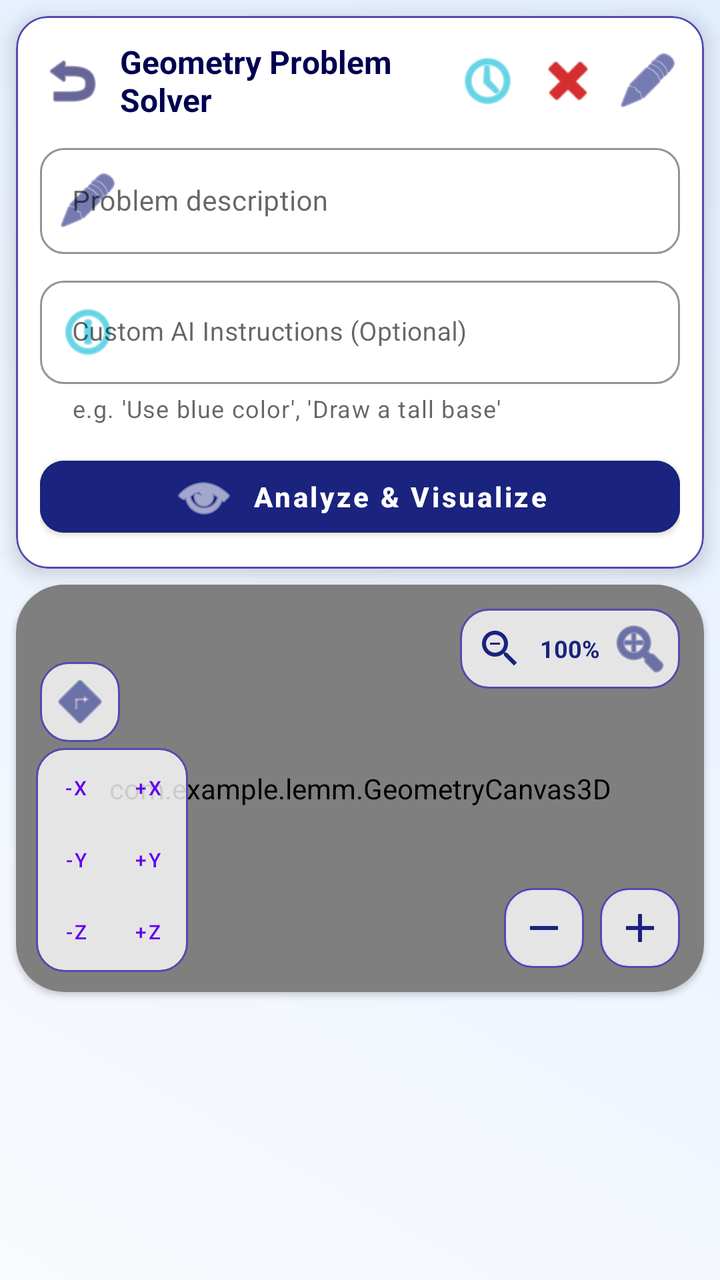
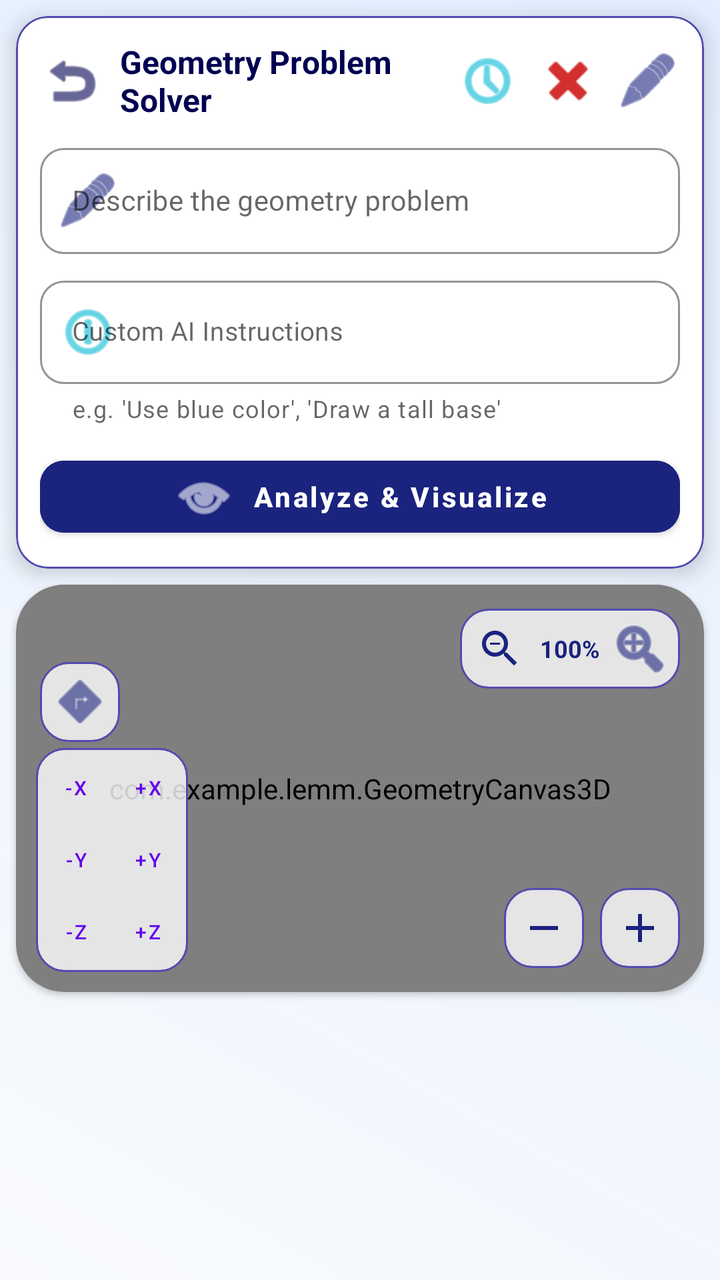

Before-and-after screenshots of an Android layout around one commit, followed by the original layout XML and the change that was made.
<!-- AndroidManifest.xml: application theme Theme.MaterialComponents.DayNight.NoActionBar -->
<!-- res/layout/activity_geometry_input.xml -->
<?xml version="1.0" encoding="utf-8"?>
<androidx.constraintlayout.widget.ConstraintLayout xmlns:android="http://schemas.android.com/apk/res/android"
    xmlns:app="http://schemas.android.com/apk/res-auto"
    xmlns:tools="http://schemas.android.com/tools"
    android:layout_width="match_parent"
    android:layout_height="match_parent"
    android:background="@drawable/gradient_bg">

    <com.google.android.material.card.MaterialCardView
        android:id="@+id/headerCard"
        android:layout_width="match_parent"
        android:layout_height="wrap_content"
        android:layout_margin="8dp"
        app:cardCornerRadius="16dp"
        app:cardElevation="6dp"
        app:strokeColor="@color/primary_light"
        app:strokeWidth="1dp"
        app:layout_constraintTop_toTopOf="parent">

        <LinearLayout
            android:layout_width="match_parent"
            android:layout_height="wrap_content"
            android:orientation="vertical"
            android:padding="12dp"
            android:background="@color/surface_white">

            <LinearLayout
                android:layout_width="match_parent"
                android:layout_height="wrap_content"
                android:orientation="horizontal"
                android:gravity="center_vertical">

                <ImageButton
                    android:id="@+id/btnBack"
                    android:layout_width="32dp"
                    android:layout_height="32dp"
                    android:layout_marginEnd="8dp"
                    android:background="?attr/selectableItemBackgroundBorderless"
                    android:src="@android:drawable/ic_menu_revert"
                    app:tint="@color/primary_dark" />

                <TextView
                    android:layout_width="0dp"
                    android:layout_height="wrap_content"
                    android:layout_weight="1"
                    android:text="Geometry Problem Solver"
                    android:textStyle="bold"
                    android:textColor="@color/primary_dark"
                    android:textSize="16sp" />

                <ImageButton
                    android:id="@+id/btnHistory"
                    android:layout_width="32dp"
                    android:layout_height="32dp"
                    android:layout_marginEnd="8dp"
                    android:background="?attr/selectableItemBackgroundBorderless"
                    android:src="@android:drawable/ic_menu_recent_history"
                    app:tint="@color/secondary" />

                <ImageButton
                    android:id="@+id/btnStopAI"
                    android:layout_width="32dp"
                    android:layout_height="32dp"
                    android:layout_marginEnd="8dp"
                    android:background="?attr/selectableItemBackgroundBorderless"
                    android:src="@android:drawable/ic_delete"
                    app:tint="@color/error_red" />

                <ImageButton
                    android:id="@+id/btnToggleInput"
                    android:layout_width="32dp"
                    android:layout_height="32dp"
                    android:background="?attr/selectableItemBackgroundBorderless"
                    android:src="@android:drawable/ic_menu_edit"
                    app:tint="@color/primary" />
            </LinearLayout>

            <LinearLayout
                android:id="@+id/inputExpandableArea"
                android:layout_width="match_parent"
                android:layout_height="wrap_content"
                android:orientation="vertical"
                android:visibility="visible"
                android:paddingTop="8dp">

                <com.google.android.material.textfield.TextInputLayout
                    android:id="@+id/tlDescription"
                    style="@style/Widget.MaterialComponents.TextInputLayout.OutlinedBox"
                    android:layout_width="match_parent"
                    android:layout_height="wrap_content"
                    android:hint="Problem description"
                    app:startIconDrawable="@android:drawable/ic_menu_edit"
                    app:startIconTint="@color/primary"
                    app:boxCornerRadiusBottomEnd="12dp"
                    app:boxCornerRadiusBottomStart="12dp"
                    app:boxCornerRadiusTopEnd="12dp"
                    app:boxCornerRadiusTopStart="12dp"
                    app:boxStrokeColor="@color/primary">

                    <com.google.android.material.textfield.TextInputEditText
                        android:id="@+id/etDescription"
                        android:layout_width="match_parent"
                        android:layout_height="wrap_content"
                        android:inputType="textMultiLine"
                        android:minLines="1"
                        android:maxLines="3"
                        android:textColor="@color/text_main"
                        android:textSize="14sp" />
                </com.google.android.material.textfield.TextInputLayout>

                <com.google.android.material.textfield.TextInputLayout
                    android:id="@+id/tlExtraCommands"
                    style="@style/Widget.MaterialComponents.TextInputLayout.OutlinedBox"
                    android:layout_width="match_parent"
                    android:layout_height="wrap_content"
                    android:layout_marginTop="8dp"
                    android:hint="Custom AI Instructions (Optional)"
                    app:startIconDrawable="@android:drawable/ic_menu_info_details"
                    app:startIconTint="@color/secondary"
                    app:endIconMode="clear_text"
                    app:endIconTint="@color/secondary"
                    app:boxCornerRadiusBottomEnd="12dp"
                    app:boxCornerRadiusBottomStart="12dp"
                    app:boxCornerRadiusTopEnd="12dp"
                    app:boxCornerRadiusTopStart="12dp"
                    app:boxStrokeColor="@color/secondary"
                    app:helperText="e.g. 'Use blue color', 'Draw a tall base'"
                    app:helperTextEnabled="true">

                    <com.google.android.material.textfield.TextInputEditText
                        android:id="@+id/etExtraCommands"
                        android:layout_width="match_parent"
                        android:layout_height="wrap_content"
                        android:inputType="textMultiLine"
                        android:minLines="1"
                        android:maxLines="2"
                        android:textColor="@color/text_main"
                        android:textSize="13sp" />
                </com.google.android.material.textfield.TextInputLayout>

                <Button
                    android:id="@+id/btnSolveProblem"
                    android:layout_width="match_parent"
                    android:layout_height="48dp"
                    android:layout_marginTop="12dp"
                    android:backgroundTint="@color/primary"
                    android:text="Analyze &amp; Visualize"
                    android:textAllCaps="false"
                    android:textColor="@color/white"
                    android:textSize="14sp"
                    android:textStyle="bold"
                    app:cornerRadius="12dp"
                    app:icon="@android:drawable/ic_menu_view"
                    app:iconGravity="textStart" />
            </LinearLayout>

            <ProgressBar
                android:id="@+id/progressBar"
                style="?android:attr/progressBarStyleHorizontal"
                android:layout_width="match_parent"
                android:layout_height="wrap_content"
                android:layout_marginTop="4dp"
                android:indeterminate="true"
                android:visibility="gone" />
        </LinearLayout>
    </com.google.android.material.card.MaterialCardView>

    <com.google.android.material.card.MaterialCardView
        android:id="@+id/canvasCard"
        android:layout_width="0dp"
        android:layout_height="0dp"
        android:layout_margin="8dp"
        app:cardCornerRadius="24dp"
        app:cardElevation="2dp"
        app:layout_constraintBottom_toTopOf="@+id/resultSection"
        app:layout_constraintEnd_toEndOf="parent"
        app:layout_constraintStart_toStartOf="parent"
        app:layout_constraintTop_toBottomOf="@id/headerCard"
        app:layout_constraintVertical_weight="0.6">

        <FrameLayout
            android:id="@+id/canvasContainer"
            android:layout_width="match_parent"
            android:layout_height="match_parent"
            android:background="#FFFFFF">

            <com.example.lemm.GeometryCanvas3D
                android:id="@+id/geometryCanvas3D"
                android:layout_width="match_parent"
                android:layout_height="match_parent"
                android:visibility="visible" />

            <LinearLayout
                android:layout_width="wrap_content"
                android:layout_height="wrap_content"
                android:layout_gravity="bottom|start"
                android:layout_marginStart="12dp"
                android:layout_marginBottom="125dp"
                android:background="@drawable/floating_controls_bg"
                android:padding="4dp">

                <ImageButton
                    android:id="@+id/btnToggleMoveRotate"
                    android:layout_width="32dp"
                    android:layout_height="32dp"
                    android:background="?attr/selectableItemBackgroundBorderless"
                    android:src="@android:drawable/ic_menu_directions"
                    android:tooltipText="Toggle Move/Rotate"
                    app:tint="@color/primary" />
            </LinearLayout>

            <LinearLayout
                android:layout_width="wrap_content"
                android:layout_height="wrap_content"
                android:layout_gravity="top|end"
                android:layout_margin="12dp"
                android:background="@drawable/floating_controls_bg"
                android:orientation="horizontal"
                android:padding="4dp"
                android:gravity="center_vertical">

                <ImageButton
                    android:id="@+id/btnZoomOut"
                    android:layout_width="32dp"
                    android:layout_height="32dp"
                    android:background="?attr/selectableItemBackgroundBorderless"
                    android:src="@drawable/ic_zoom_out_custom"
                    app:tint="@color/primary" />

                <TextView
                    android:id="@+id/tvZoomPercent"
                    android:layout_width="wrap_content"
                    android:layout_height="wrap_content"
                    android:layout_gravity="center"
                    android:paddingHorizontal="4dp"
                    android:text="100%"
                    android:textColor="@color/primary"
                    android:textSize="12sp"
                    android:textStyle="bold" />

                <ImageButton
                    android:id="@+id/btnZoomIn"
                    android:layout_width="32dp"
                    android:layout_height="32dp"
                    android:background="?attr/selectableItemBackgroundBorderless"
                    android:src="@android:drawable/ic_menu_zoom"
                    app:tint="@color/primary" />
            </LinearLayout>

            <LinearLayout
                android:id="@+id/rotationControls"
                android:layout_width="wrap_content"
                android:layout_height="wrap_content"
                android:layout_gravity="bottom|start"
                android:layout_margin="10dp"
                android:background="@drawable/floating_controls_bg"
                android:orientation="vertical"
                android:padding="2dp">

                <LinearLayout android:layout_width="wrap_content" android:layout_height="wrap_content">
                    <Button android:id="@+id/btnRotXMinus" style="@style/Widget.MaterialComponents.Button.TextButton" android:layout_width="36dp" android:layout_height="36dp" android:text="-X" android:textSize="10sp" />
                    <Button android:id="@+id/btnRotXPlus" style="@style/Widget.MaterialComponents.Button.TextButton" android:layout_width="36dp" android:layout_height="36dp" android:text="+X" android:textSize="10sp" />
                </LinearLayout>
                <LinearLayout android:layout_width="wrap_content" android:layout_height="wrap_content">
                    <Button android:id="@+id/btnRotYMinus" style="@style/Widget.MaterialComponents.Button.TextButton" android:layout_width="36dp" android:layout_height="36dp" android:text="-Y" android:textSize="10sp" />
                    <Button android:id="@+id/btnRotYPlus" style="@style/Widget.MaterialComponents.Button.TextButton" android:layout_width="36dp" android:layout_height="36dp" android:text="+Y" android:textSize="10sp" />
                </LinearLayout>
                <LinearLayout android:layout_width="wrap_content" android:layout_height="wrap_content">
                    <Button android:id="@+id/btnRotZMinus" style="@style/Widget.MaterialComponents.Button.TextButton" android:layout_width="36dp" android:layout_height="36dp" android:text="-Z" android:textSize="10sp" />
                    <Button android:id="@+id/btnRotZPlus" style="@style/Widget.MaterialComponents.Button.TextButton" android:layout_width="36dp" android:layout_height="36dp" android:text="+Z" android:textSize="10sp" />
                </LinearLayout>
            </LinearLayout>

            <LinearLayout
                android:layout_width="wrap_content"
                android:layout_height="wrap_content"
                android:layout_gravity="bottom|end"
                android:layout_margin="12dp">
                <ImageButton android:id="@+id/btnMinimizeCanvas" android:layout_width="40dp" android:layout_height="40dp" android:layout_marginEnd="8dp" android:background="@drawable/floating_controls_bg" android:src="@drawable/ic_minus" app:tint="@color/primary" />
                <ImageButton android:id="@+id/btnMaximizeCanvas" android:layout_width="40dp" android:layout_height="40dp" android:background="@drawable/floating_controls_bg" android:src="@drawable/ic_plus" app:tint="@color/primary" />
            </LinearLayout>

        </FrameLayout>
    </com.google.android.material.card.MaterialCardView>

    <LinearLayout
        android:id="@+id/resultSection"
        android:layout_width="0dp"
        android:layout_height="0dp"
        android:orientation="vertical"
        app:layout_constraintBottom_toBottomOf="parent"
        app:layout_constraintEnd_toEndOf="parent"
        app:layout_constraintStart_toStartOf="parent"
        app:layout_constraintTop_toBottomOf="@id/canvasCard"
        app:layout_constraintVertical_weight="0.4">

        
        <LinearLayout
            android:id="@+id/solutionControls"
            android:layout_width="match_parent"
            android:layout_height="wrap_content"
            android:padding="8dp"
            android:orientation="horizontal"
            android:visibility="gone">

            <com.google.android.material.button.MaterialButton
                android:id="@+id/btnDontSave"
                style="@style/Widget.Material3.Button.OutlinedButton"
                android:layout_width="0dp"
                android:layout_height="wrap_content"
                android:layout_weight="1"
                android:text="Don't Save"
                app:strokeColor="#C62828"
                android:textColor="#C62828"/>

            <com.google.android.material.button.MaterialButton
                android:id="@+id/btnSaveSolution"
                android:layout_width="0dp"
                android:layout_height="wrap_content"
                android:layout_weight="1"
                android:layout_marginStart="8dp"
                android:text="Save Solution"
                app:backgroundTint="#27AE60" />
        </LinearLayout>

        <ScrollView
            android:id="@+id/resultScrollView"
            android:layout_width="match_parent"
            android:layout_height="match_parent">
            <LinearLayout
                android:id="@+id/stepsContainer"
                android:layout_width="match_parent"
                android:layout_height="wrap_content"
                android:orientation="vertical"
                android:padding="8dp" />
        </ScrollView>
    </LinearLayout>

</androidx.constraintlayout.widget.ConstraintLayout>
<!-- resources referenced by this layout -->
<resources>
  <color name="error_red">#D32F2F</color>
  <color name="primary">#1A237E</color>
  <color name="primary_dark">#000051</color>
  <color name="primary_light">#534BAE</color>
  <color name="secondary">#00B8D4</color>
  <color name="surface_white">#FFFFFF</color>
  <color name="text_main">#1C1C1E</color>
  <color name="white">#FFFFFF</color>
  <!-- drawable floating_controls_bg (drawable) -->
  <?xml version="1.0" encoding="utf-8"?>
  <shape xmlns:android="http://schemas.android.com/apk/res/android">
      <solid android:color="#CCFFFFFF" />
      <corners android:radius="14dp" />
      <stroke android:width="1dp" android:color="@color/primary_light" />
  </shape>
  <!-- drawable gradient_bg (drawable) -->
  <?xml version="1.0" encoding="utf-8"?>
  <shape xmlns:android="http://schemas.android.com/apk/res/android">
      <gradient
          android:angle="45"
          android:endColor="@color/bg_end"
          android:startColor="@color/bg_start"
          android:type="linear" />
  </shape>
  <!-- drawable ic_minus (drawable) -->
  <vector xmlns:android="http://schemas.android.com/apk/res/android"
      android:width="24dp"
      android:height="24dp"
      android:viewportWidth="24"
      android:viewportHeight="24">
      <path
          android:fillColor="#000000"
          android:pathData="M19,13H5v-2h14v2z"/>
  </vector>
  <!-- drawable ic_plus (drawable) -->
  <vector xmlns:android="http://schemas.android.com/apk/res/android"
      android:width="24dp"
      android:height="24dp"
      android:viewportWidth="24"
      android:viewportHeight="24">
      <path
          android:fillColor="#000000"
          android:pathData="M19,13h-6v6h-2v-6H5v-2h6V5h2v6h6v2z"/>
  </vector>
  <!-- drawable ic_zoom_out_custom (drawable) -->
  <vector xmlns:android="http://schemas.android.com/apk/res/android"
      android:width="24dp"
      android:height="24dp"
      android:viewportWidth="24"
      android:viewportHeight="24">
      
      <path
          android:fillColor="#000000"
          android:pathData="M15.5,14h-0.79l-0.28,-0.27C15.41,12.59 16,11.11 16,9.5 16,5.91 13.09,3 9.5,3S3,5.91 3,9.5 5.91,16 9.5,16c1.61,0 3.09,-0.59 4.23,-1.57l0.27,0.28v0.79l5,4.99L20.49,19l-4.99,-5zM9.5,14C7.01,14 5,11.99 5,9.5S7.01,5 9.5,5 14,7.01 14,9.5 11.99,14 9.5,14z"/>
      
      <path
          android:fillColor="#000000"
          android:pathData="M7,9h5v1h-5z"/>
  </vector>
  <color name="bg_end">#E3EEFF</color>
  <color name="bg_start">#F8FAFD</color>
</resources>

<!-- the commit's change to res/layout/activity_geometry_input.xml (unified diff, before → after) -->
@@ -43,7 +43,7 @@
                     android:layout_width="0dp"
                     android:layout_height="wrap_content"
                     android:layout_weight="1"
-                    android:text="Geometry Problem Solver"
+                    android:text="@string/geometry_solver"
                     android:textStyle="bold"
                     android:textColor="@color/primary_dark"
                     android:textSize="16sp" />
@@ -88,7 +88,7 @@
                     style="@style/Widget.MaterialComponents.TextInputLayout.OutlinedBox"
                     android:layout_width="match_parent"
                     android:layout_height="wrap_content"
-                    android:hint="Problem description"
+                    android:hint="@string/describe_problem"
                     app:startIconDrawable="@android:drawable/ic_menu_edit"
                     app:startIconTint="@color/primary"
                     app:boxCornerRadiusBottomEnd="12dp"
@@ -114,7 +114,7 @@
                     android:layout_width="match_parent"
                     android:layout_height="wrap_content"
                     android:layout_marginTop="8dp"
-                    android:hint="Custom AI Instructions (Optional)"
+                    android:hint="@string/custom_ai_inst"
                     app:startIconDrawable="@android:drawable/ic_menu_info_details"
                     app:startIconTint="@color/secondary"
                     app:endIconMode="clear_text"
@@ -144,7 +144,7 @@
                     android:layout_height="48dp"
                     android:layout_marginTop="12dp"
                     android:backgroundTint="@color/primary"
-                    android:text="Analyze &amp; Visualize"
+                    android:text="@string/analyze_visualize"
                     android:textAllCaps="false"
                     android:textColor="@color/white"
                     android:textSize="14sp"
@@ -309,7 +309,7 @@
                 android:layout_width="0dp"
                 android:layout_height="wrap_content"
                 android:layout_weight="1"
-                android:text="Don't Save"
+                android:text="@string/dont_save"
                 app:strokeColor="#C62828"
                 android:textColor="#C62828"/>
 
@@ -319,7 +319,7 @@
                 android:layout_height="wrap_content"
                 android:layout_weight="1"
                 android:layout_marginStart="8dp"
-                android:text="Save Solution"
+                android:text="@string/save_solution"
                 app:backgroundTint="#27AE60" />
         </LinearLayout>
 
<!-- resource entries referenced after the edit -->
@@ -59,6 +59,12 @@
           android:fillColor="#000000"
           android:pathData="M7,9h5v1h-5z"/>
   </vector>
+  <string name="analyze_visualize">Analyze &amp; Visualize</string>
+  <string name="custom_ai_inst">Custom AI Instructions</string>
+  <string name="describe_problem">Describe the geometry problem</string>
+  <string name="dont_save">Don\'t Save</string>
+  <string name="geometry_solver">Geometry Problem Solver</string>
+  <string name="save_solution">Save Solution</string>
   <color name="bg_end">#E3EEFF</color>
   <color name="bg_start">#F8FAFD</color>
 </resources>
